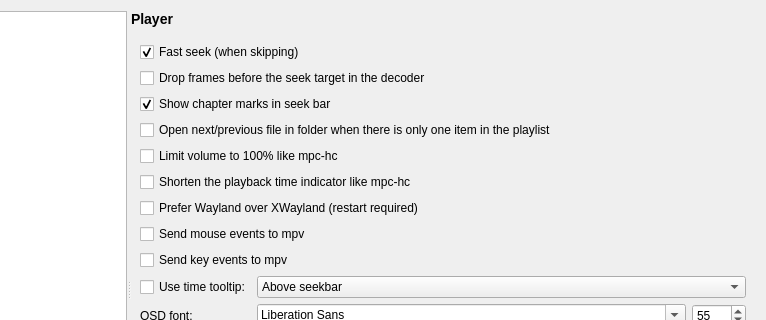
mpc-qt/mpc-qt, file settingswindow.ui: the form before one commit; both pictures show x 130 to 896 and y 0 to 320 of the 896 by 605 pixel window.
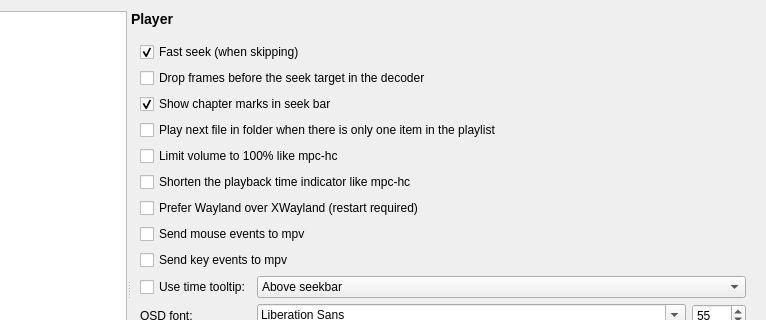
The form after the commit.

Commit message:
Play next/previous video in folder
By default, PgDown and PgUp will play the next/previous video in folder
if there's no more chapter and there's only one file in the playlist.

With the renamed "Play next file in folder when there is only one item
in the playlist" option enabled, the next file in folder will play
without pressing anything when the end of the file is reached and the
playlist has only the current file.

The edit to the form file:
```diff
--- a/settingswindow.ui
+++ b/settingswindow.ui
@@ -7581,7 +7581,7 @@
            <item row="3" column="0" colspan="2">
             <widget class="QCheckBox" name="tweaksOpenNextFile">
              <property name="text">
-              <string>Open next/previous file in folder when there is only one item in the playlist</string>
+              <string>Play next file in folder when there is only one item in the playlist</string>
              </property>
             </widget>
            </item>
```
The commit also changes 12 other files.
